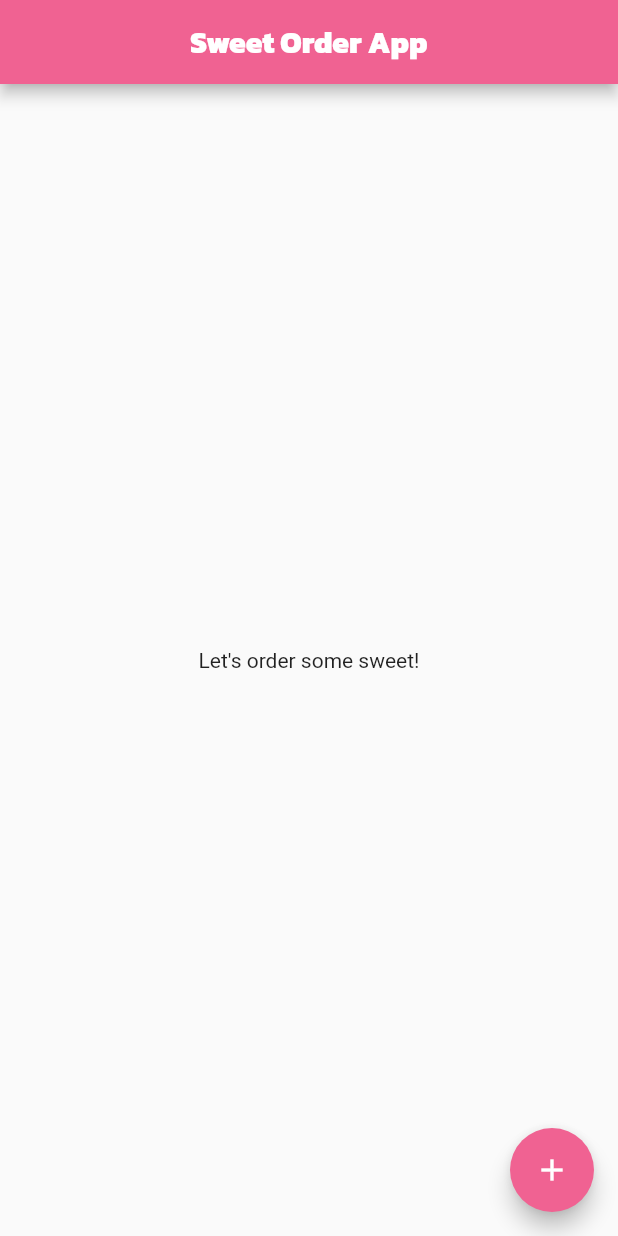
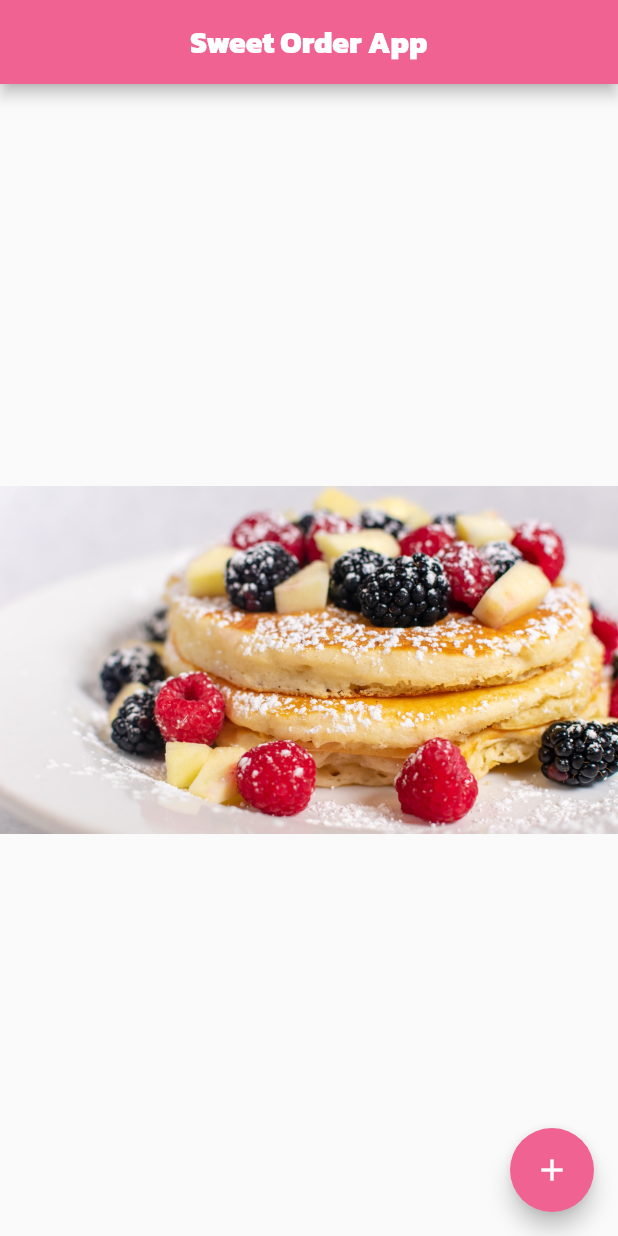
Before and after one commit to firstneverrest/Sweet-Order-App, a Flutter app: the screen it shows after launch, on a phone screen of 412 x 824 dp. Run offline on Flutter 3.47's test engine with Material 2 defaults, Android fonts, the phone set to English and light mode, and no system bars.

Commit message:
feat: add image

```diff
--- a/sweet_order_app/lib/main.dart
+++ b/sweet_order_app/lib/main.dart
@@ -24,8 +24,8 @@
         backgroundColor: Colors.pink[300],
 
       ),
-      body: const Center(
-        child: Text("Let's order some sweet!"),
+      body: Center(
+        child: Image.asset('assets/images/sweet_2.jpg'),
       ),
       floatingActionButton: FloatingActionButton
         (
--- a/sweet_order_app/pubspec.yaml
+++ b/sweet_order_app/pubspec.yaml
@@ -56,9 +56,8 @@ flutter:
   uses-material-design: true
 
   # To add assets to your application, add an assets section, like this:
-  # assets:
-  #   - images/a_dot_burr.jpeg
-  #   - images/a_dot_ham.jpeg
+  assets:
+    - assets/images/
 
   # An image asset can refer to one or more resolution-specific "variants", see
   # https://flutter.dev/assets-and-images/#resolution-aware.
```
Also changed, not shown: sweet_order_app/assets/images/sweet_1.jpg (added), sweet_order_app/assets/images/sweet_2.jpg (added).
